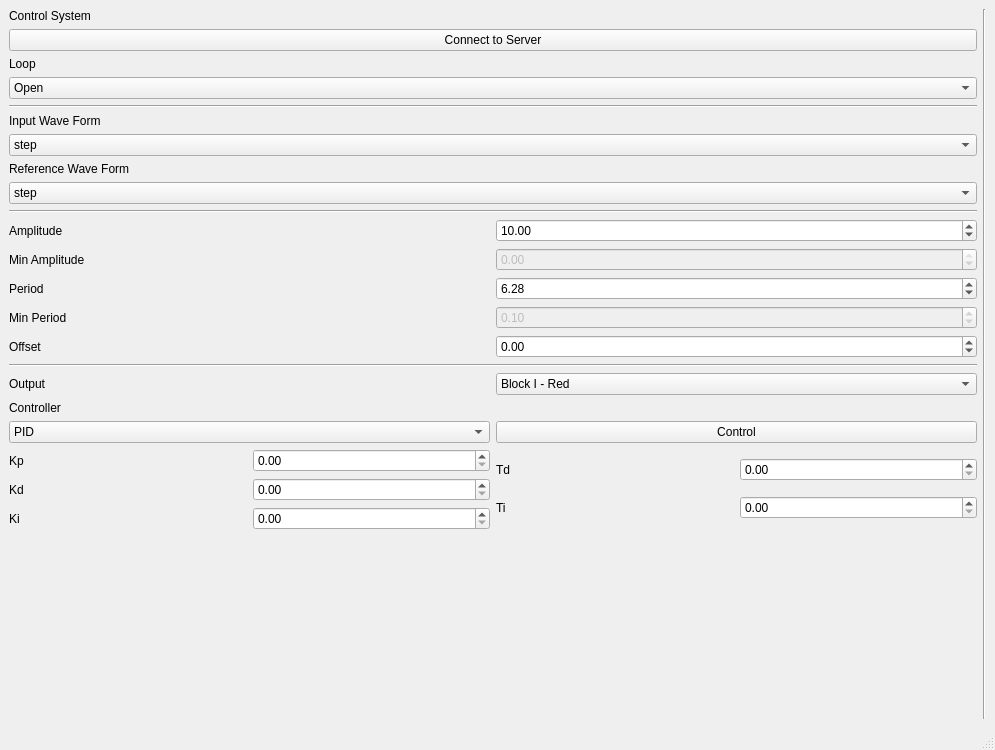
Before: the Qt Designer form qtui/mainWindow.ui in martinsallandm/websocketcontrol, drawn with Qt 5.
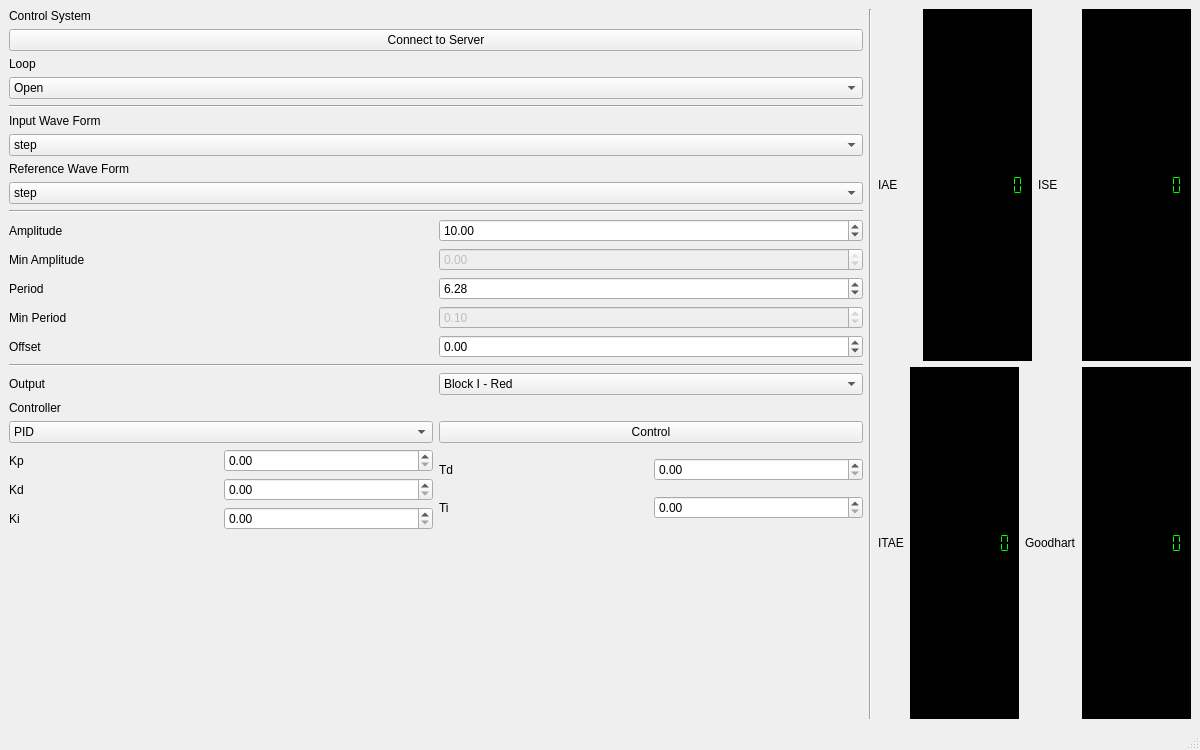
After: the same form once the commit is applied.

Commit message: adiciona indices de erro na tela

The edit to the form file:
```diff
--- a/qtui/mainWindow.ui
+++ b/qtui/mainWindow.ui
@@ -6,7 +6,7 @@
    <rect>
     <x>0</x>
     <y>0</y>
-    <width>995</width>
+    <width>1200</width>
     <height>750</height>
    </rect>
   </property>
@@ -14,9 +14,9 @@
    <string>MainWindow</string>
   </property>
   <widget class="QWidget" name="centralWidget">
-   <layout class="QHBoxLayout" name="horizontalLayout_15">
+   <layout class="QHBoxLayout" name="horizontalLayout_23">
     <item>
-     <layout class="QVBoxLayout" name="verticalLayout_9">
+     <layout class="QVBoxLayout" name="verticalLayout_3">
       <item>
        <layout class="QVBoxLayout" name="verticalLayoutControl">
         <item>
@@ -334,8 +334,6 @@
        </layout>
       </item>
       <item>
-       <layout class="QVBoxLayout" name="verticalLayout_13">
-        <item>
          <layout class="QVBoxLayout" name="verticalLayout_10">
           <item>
            <widget class="QLabel" name="controllerFormLabel">
@@ -538,8 +536,6 @@
         </item>
        </layout>
       </item>
-     </layout>
-    </item>
     <item>
      <widget class="Line" name="verticalLine">
       <property name="orientation">
@@ -548,6 +544,123 @@
      </widget>
     </item>
     <item>
+     <layout class="QVBoxLayout" name="verticalLayout_4">
+      <item>
+       <layout class="QVBoxLayout" name="verticalLayout">
+        <item>
+         <layout class="QHBoxLayout" name="horizontalLayout_22">
+          <item>
+           <layout class="QHBoxLayout" name="horizontalLayout_15">
+            <item>
+             <widget class="QLabel" name="labelIAE">
+              <property name="text">
+               <string>IAE</string>
+              </property>
+             </widget>
+            </item>
+            <item>
+             <widget class="QLCDNumber" name="lcdNumberIAE">
+              <property name="styleSheet">
+               <string notr="true">background-color: rgb(0, 0, 0);
+color: rgb(0, 255, 0);</string>
+              </property>
+              <property name="smallDecimalPoint">
+               <bool>false</bool>
+              </property>
+              <property name="digitCount">
+               <number>10</number>
+              </property>
+              <property name="segmentStyle">
+               <enum>QLCDNumber::Flat</enum>
+              </property>
+             </widget>
+            </item>
+           </layout>
+          </item>
+          <item>
+           <layout class="QHBoxLayout" name="horizontalLayout_17">
+            <item>
+             <widget class="QLabel" name="labelISE">
+              <property name="text">
+               <string>ISE</string>
+              </property>
+             </widget>
+            </item>
+            <item>
+             <widget class="QLCDNumber" name="lcdNumberISE">
+              <property name="styleSheet">
+               <string notr="true">background-color: rgb(0, 0, 0);
+color: rgb(0, 255, 0);</string>
+              </property>
+              <property name="digitCount">
+               <number>10</number>
+              </property>
+              <property name="segmentStyle">
+               <enum>QLCDNumber::Flat</enum>
+              </property>
+             </widget>
+            </item>
+           </layout>
+          </item>
+         </layout>
+        </item>
+       </layout>
+      </item>
+      <item>
+       <layout class="QHBoxLayout" name="horizontalLayout_21">
+        <item>
+         <layout class="QHBoxLayout" name="horizontalLayout_18">
+          <item>
+           <widget class="QLabel" name="labeITAE">
+            <property name="text">
+             <string>ITAE</string>
+            </property>
+           </widget>
+          </item>
+          <item>
+           <widget class="QLCDNumber" name="lcdNumberITAE">
+            <property name="styleSheet">
+             <string notr="true">background-color: rgb(0, 0, 0);
+color: rgb(0, 255, 0);</string>
+            </property>
+            <property name="digitCount">
+             <number>10</number>
+            </property>
+            <property name="segmentStyle">
+             <enum>QLCDNumber::Flat</enum>
+            </property>
+           </widget>
+          </item>
+         </layout>
+        </item>
+        <item>
+         <layout class="QHBoxLayout" name="horizontalLayout_20">
+          <item>
+           <widget class="QLabel" name="labeIGoodHeart">
+            <property name="text">
+             <string>Goodhart</string>
+            </property>
+           </widget>
+          </item>
+          <item>
+           <widget class="QLCDNumber" name="lcdNumberGoodHeart">
+            <property name="styleSheet">
+             <string notr="true">background-color: rgb(0, 0, 0);
+color: rgb(0, 255, 0);</string>
+            </property>
+            <property name="digitCount">
+             <number>10</number>
+            </property>
+            <property name="segmentStyle">
+             <enum>QLCDNumber::Flat</enum>
+            </property>
+           </widget>
+          </item>
+         </layout>
+        </item>
+       </layout>
+      </item>
+      <item>
      <layout class="QHBoxLayout" name="graphWidgetLayout">
       <property name="leftMargin">
        <number>0</number>
@@ -555,6 +668,8 @@
      </layout>
     </item>
    </layout>
+    </item>
+   </layout>
   </widget>
   <widget class="QMenuBar" name="menubar">
    <property name="geometry">
```
Left out of the diff: 2 changed lines with no effect on the pictures. Lines whose indentation alone changed are shown as unchanged. The commit also changes 3 other files.
